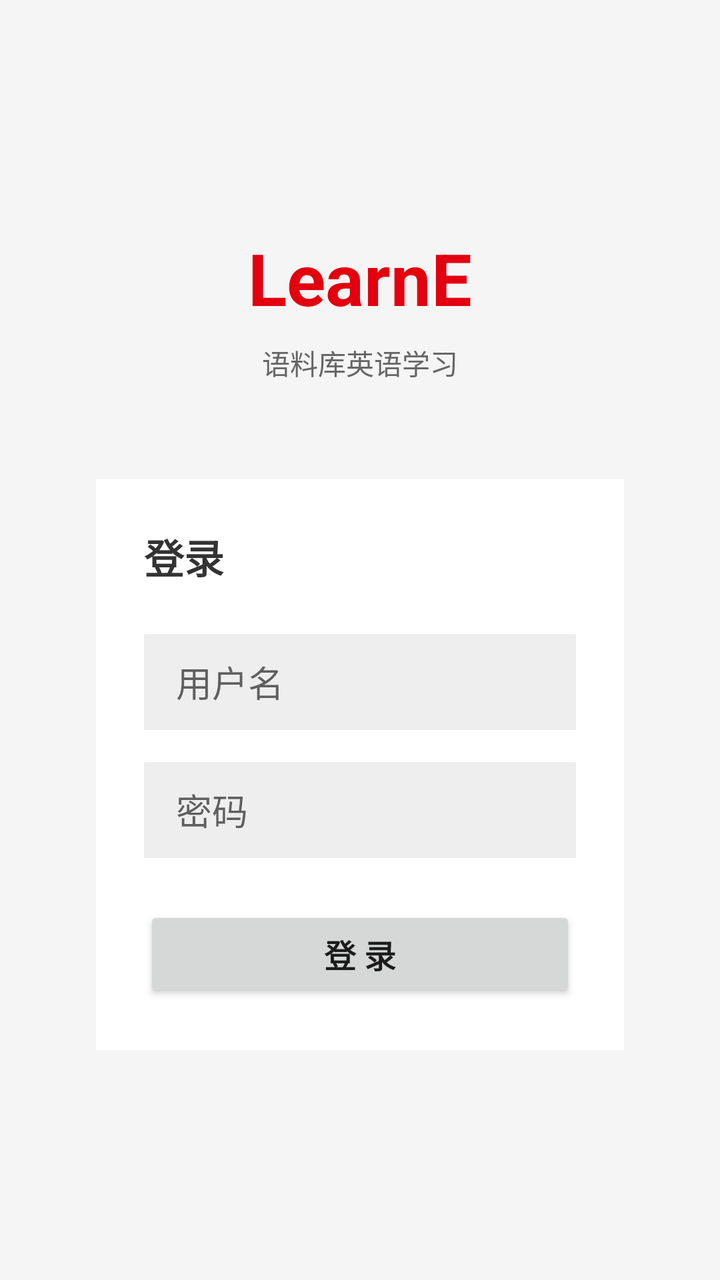
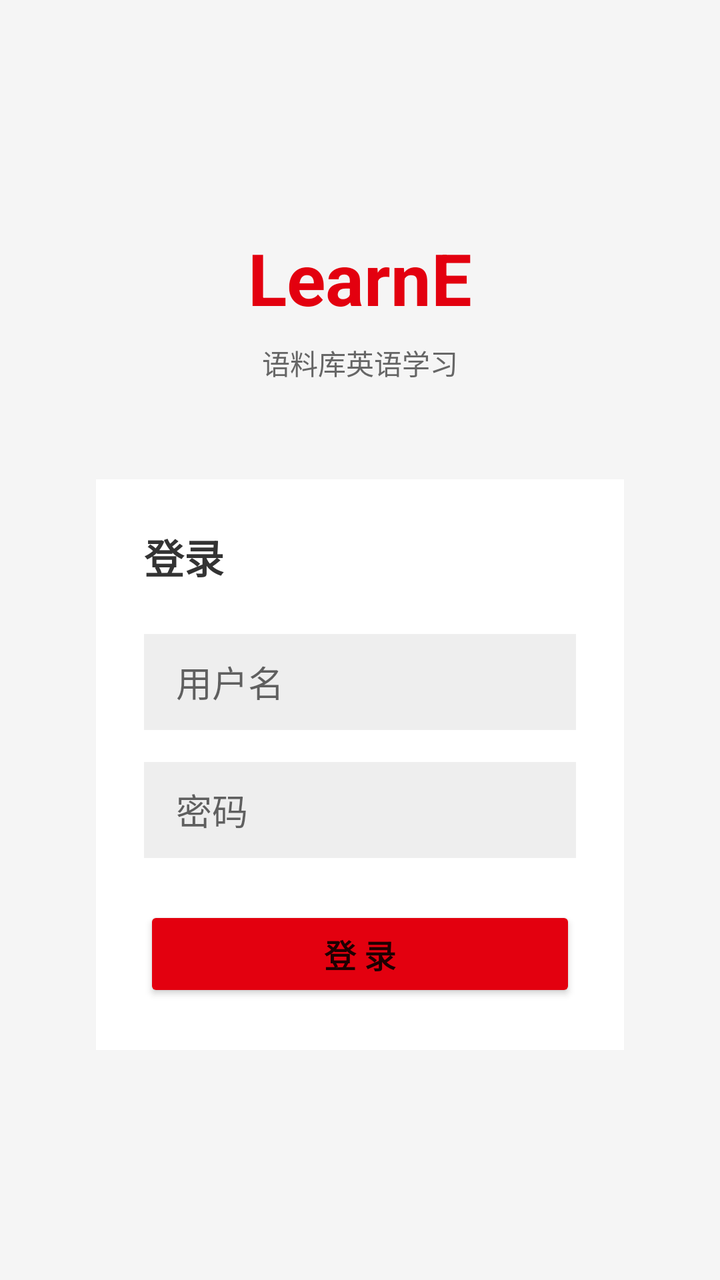

Compare the two renders of this Android layout. The source of the first and the diff that turns it into the second are given below.
<!-- AndroidManifest.xml: activity theme Theme.LearnE -->
<!-- res/layout/activity_login.xml -->
<?xml version="1.0" encoding="utf-8"?>
<LinearLayout
    xmlns:android="http://schemas.android.com/apk/res/android"
    android:layout_width="match_parent"
    android:layout_height="match_parent"
    android:orientation="vertical"
    android:gravity="center"
    android:background="#F5F5F5"
    android:padding="32dp">

    <TextView
        android:layout_width="wrap_content"
        android:layout_height="wrap_content"
        android:text="LearnE"
        android:textColor="#E3000F"
        android:textSize="36sp"
        android:textStyle="bold"
        android:layout_marginBottom="8dp"/>

    <TextView
        android:layout_width="wrap_content"
        android:layout_height="wrap_content"
        android:text="语料库英语学习"
        android:textColor="#666666"
        android:textSize="14sp"
        android:layout_marginBottom="48dp"/>

    <LinearLayout
        android:layout_width="match_parent"
        android:layout_height="wrap_content"
        android:orientation="vertical"
        android:background="#FFFFFF"
        android:padding="24dp"
        android:layout_marginHorizontal="16dp">

        <TextView
            android:layout_width="wrap_content"
            android:layout_height="wrap_content"
            android:text="登录"
            android:textColor="#333333"
            android:textSize="20sp"
            android:textStyle="bold"
            android:layout_marginBottom="24dp"/>

        <EditText
            android:id="@+id/et_username"
            android:layout_width="match_parent"
            android:layout_height="48dp"
            android:hint="用户名"
            android:inputType="text"
            android:autofillHints="username"
            android:background="#EEEEEE"
            android:paddingHorizontal="16dp"
            android:textColor="#333333"/>

        <EditText
            android:id="@+id/et_password"
            android:layout_width="match_parent"
            android:layout_height="48dp"
            android:layout_marginTop="16dp"
            android:hint="密码"
            android:inputType="textPassword"
            android:autofillHints="password"
            android:background="#EEEEEE"
            android:paddingHorizontal="16dp"
            android:textColor="#333333"/>

        <Button
            android:id="@+id/btn_login"
            android:layout_width="match_parent"
            android:layout_height="48dp"
            android:layout_marginTop="24dp"
            android:text="登 录"
            android:textSize="16sp"
            android:textStyle="bold"/>

    </LinearLayout>

</LinearLayout>
<!-- resources referenced by this layout -->
<resources>
  <style name="Theme.LearnE" parent="Theme.MaterialComponents.Light.NoActionBar">
          <item name="colorPrimary">@color/primary</item>
          <item name="colorPrimaryDark">@color/primary_dark</item>
          <item name="colorAccent">@color/accent</item>
      </style>
  <color name="primary">#E3000F</color>
  <color name="primary_dark">#B3000C</color>
  <color name="accent">#0039CB</color>
</resources>

<!-- the commit's change to res/layout/activity_login.xml (unified diff, before → after) -->
@@ -72,7 +72,8 @@
             android:layout_marginTop="24dp"
             android:text="登 录"
             android:textSize="16sp"
-            android:textStyle="bold"/>
+            android:textStyle="bold"
+            android:backgroundTint="#E3000F"/>
 
     </LinearLayout>
 
